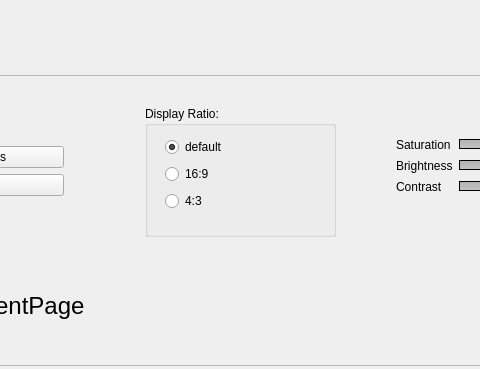
Before: the Qt Designer form Binary_cam/mainwindow.ui in rafaelgp23/OpenCVproject, drawn with Qt 5; both pictures show x 156 to 636 and y 375 to 744 of the 1362 by 744 pixel window.
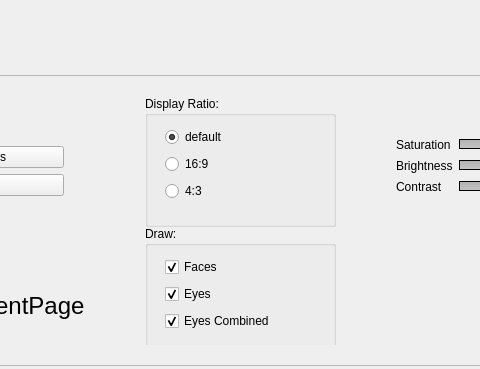
After: the same form once the commit is applied.

Commit message: FaceDetect upgrade: rotation invariant v1

```diff
--- a/Binary_cam/mainwindow.ui
+++ b/Binary_cam/mainwindow.ui
@@ -89,7 +89,7 @@
           <property name="geometry">
            <rect>
             <x>20</x>
-            <y>20</y>
+            <y>10</y>
             <width>191</width>
             <height>131</height>
            </rect>
@@ -272,6 +272,61 @@
            </item>
           </layout>
          </widget>
+         <widget class="QGroupBox" name="groupBox_displayRatio_2">
+          <property name="geometry">
+           <rect>
+            <x>20</x>
+            <y>140</y>
+            <width>191</width>
+            <height>131</height>
+           </rect>
+          </property>
+          <property name="title">
+           <string>Draw:</string>
+          </property>
+          <widget class="QWidget" name="gridLayoutWidget_2">
+           <property name="geometry">
+            <rect>
+             <x>9</x>
+             <y>19</y>
+             <width>171</width>
+             <height>101</height>
+            </rect>
+           </property>
+           <layout class="QGridLayout" name="gridLayout_2">
+            <item row="0" column="0">
+             <widget class="QCheckBox" name="checkBox_drawFaces">
+              <property name="text">
+               <string>Faces</string>
+              </property>
+              <property name="checked">
+               <bool>true</bool>
+              </property>
+             </widget>
+            </item>
+            <item row="1" column="0">
+             <widget class="QCheckBox" name="checkBox_drawEyes">
+              <property name="text">
+               <string>Eyes</string>
+              </property>
+              <property name="checked">
+               <bool>true</bool>
+              </property>
+             </widget>
+            </item>
+            <item row="2" column="0">
+             <widget class="QCheckBox" name="checkBox_drawEyesCombined">
+              <property name="text">
+               <string>Eyes Combined</string>
+              </property>
+              <property name="checked">
+               <bool>true</bool>
+              </property>
+             </widget>
+            </item>
+           </layout>
+          </widget>
+         </widget>
         </widget>
         <widget class="QWidget" name="page_1"/>
        </widget>
```
The commit also changes 6 other files.
